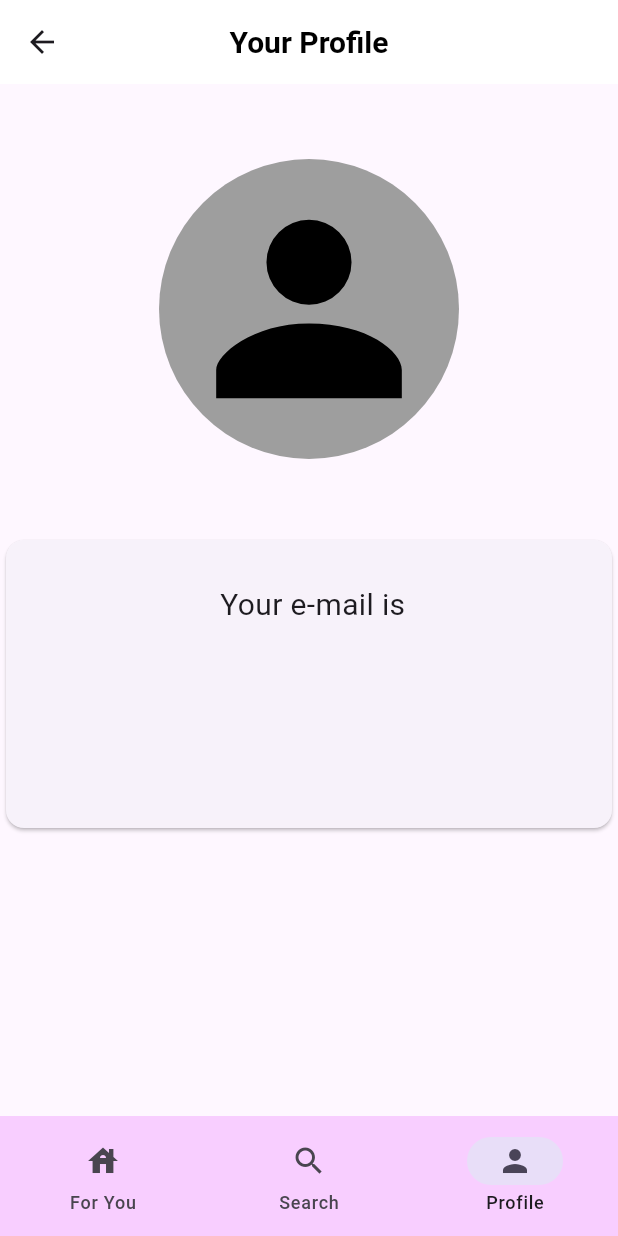
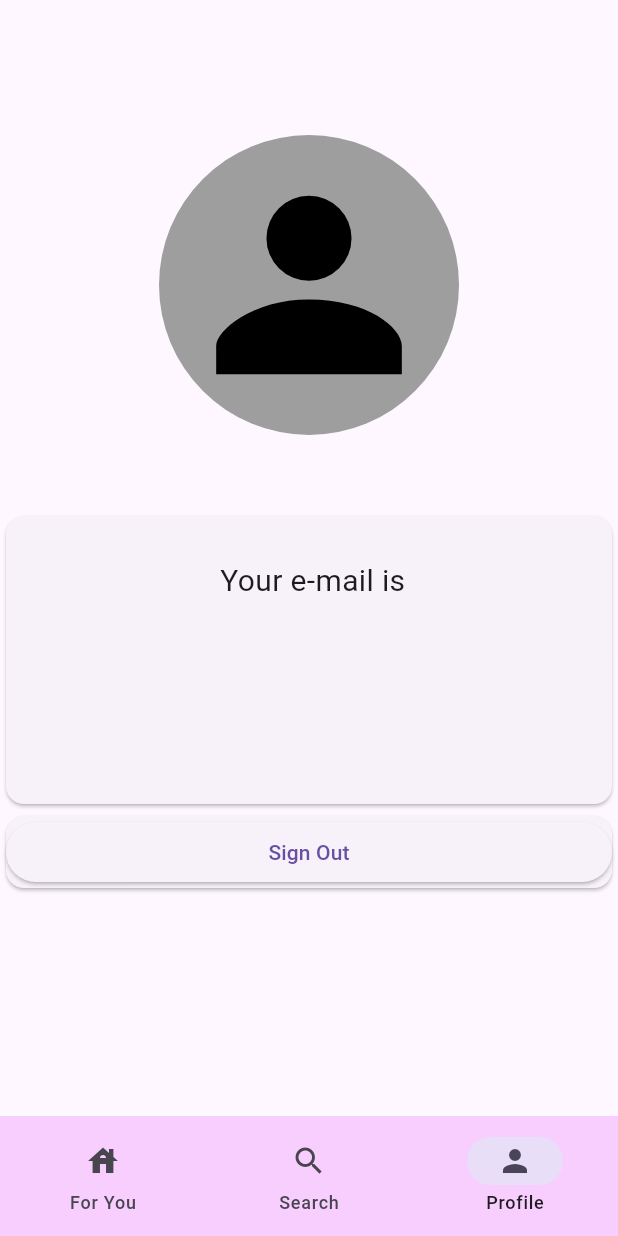
Before and after one commit to Keegan001/Hotels.com, a Flutter app: the screen it shows once a user with an empty profile is signed in, swiped to page 3, on a phone screen of 412 x 824 dp. Run offline on Flutter 3.47's test engine with Material 3 defaults, Android fonts, the phone set to English and light mode, and no system bars; our stand-ins replace animated_splash_screen, firebase_auth, firebase_core, flutter_svg; accounts and stored records are empty.

Commit message:
ui changes

```diff
--- a/lib/main.dart
+++ b/lib/main.dart
@@ -47,7 +47,6 @@ class _AuthenticationWrapperState extends State<AuthenticationWrapper> {
   void checkUserAuthentication() {
     FirebaseAuth.instance.authStateChanges().listen((User? user) {
       if (user == null) {
-        // User is not authenticated, show the splash screen and then navigate to the registration screen
         Navigator.of(context).push(
           MaterialPageRoute(
             builder: (context) => AnimatedSplashScreen.withScreenFunction(
@@ -62,7 +61,6 @@ class _AuthenticationWrapperState extends State<AuthenticationWrapper> {
           ),
         );
       } else {
-        // User is authenticated, navigate to the landing page
         Navigator.of(context).pushReplacement(
           MaterialPageRoute(
             builder: (context) => Navbar(),
--- a/lib/pages/navbar.dart
+++ b/lib/pages/navbar.dart
@@ -1,7 +1,7 @@
 import 'package:flutter/material.dart';
 import 'HomePage.dart';
-import 'searchpage.dart';
-import 'profilepage.dart';
+import 'SearchPage.dart';
+import 'ProfilePage.dart';
 
 class Navbar extends StatefulWidget {
   const Navbar({super.key});
@@ -26,8 +26,8 @@ class _NavbarState extends State<Navbar> {
         },
         children: [
           HomePage(),
-          searchPage(),
-          profilePage(),
+          SearchPage(),
+          ProfilePage(),
         ],
       ),
       bottomNavigationBar: NavigationBar(
--- a/lib/pages/profilepage.dart
+++ b/lib/pages/profilepage.dart
@@ -1,29 +1,52 @@
+import 'package:app1/pages/landingpage.dart';
 import 'package:firebase_auth/firebase_auth.dart';
 import 'package:flutter/material.dart';
 import 'package:flutter_svg/svg.dart';
 
-class profilePage extends StatelessWidget {
-  const profilePage({super.key});
+class ProfilePage extends StatefulWidget {
+  const ProfilePage({super.key});
+
+  @override
+  _ProfilePageState createState() => _ProfilePageState();
+}
+
+class _ProfilePageState extends State<ProfilePage> {
+  final String email = FirebaseAuth.instance.currentUser!.email.toString();
+
+  Future<void> _signOut() async {
+    try {
+      await FirebaseAuth.instance.signOut();
+      Navigator.of(context).pushReplacement(
+        MaterialPageRoute(
+          builder: (context) => MainScreen(),
+        ),
+      );
+    } catch (e) {
+      print('Error signing out: $e');
+    }
+  }
 
   @override
   Widget build(BuildContext context) {
-    final String email = FirebaseAuth.instance.currentUser!.email.toString();
     return Scaffold(
-      appBar: AppBar(
-        title: const Text(
-          'Your Profile',
-          style: TextStyle(
-            color: Colors.black,
-            fontSize: 20,
-            fontWeight: FontWeight.bold,
-          ),
-        ),
-        backgroundColor: Colors.white,
-        centerTitle: true,
-        elevation: 0.0,
-      ),
+      // appBar: AppBar(
+      //   title: const Text(
+      //     'Your Profile',
+      //     style: TextStyle(
+      //       color: Colors.black,
+      //       fontSize: 20,
+      //       fontWeight: FontWeight.bold,
+      //     ),
+      //   ),
+      //   backgroundColor: Colors.white,
+      //   centerTitle: true,
+      //   elevation: 0.0,
+      // ),
       body: ListView(
         children: [
+          SizedBox(
+            height: 40,
+          ),
           SizedBox(
             height: 300,
             width: 300,
@@ -52,6 +75,14 @@ class profilePage extends StatelessWidget {
               ),
             ),
           ),
+          SizedBox(
+            child: Card(
+              child: ElevatedButton(
+                child: Text('Sign Out'),
+                onPressed: _signOut,
+              ),
+            ),
+          )
         ],
       ),
     );
```
Also changed, not shown: lib/pages/homepage.dart (+16 -31 lines), lib/pages/landingpage.dart (+29 -26 lines), lib/pages/registerpage.dart (+18 -9 lines), lib/pages/searchpage.dart (+10 -15 lines).
